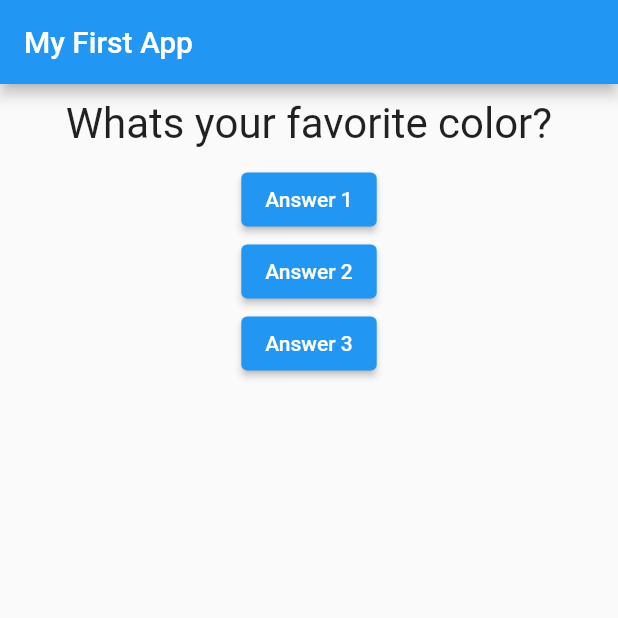
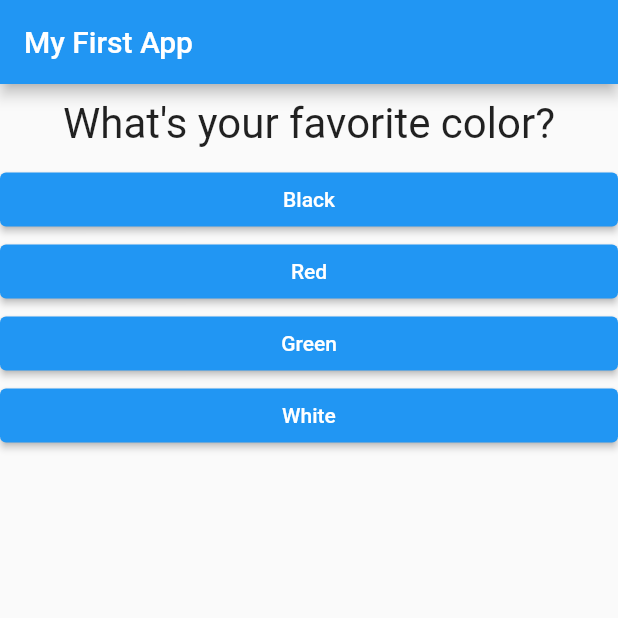
Before and after one commit to alaattinbedir/FlutterGuide, a Flutter app: the screen it shows after launch, on a phone screen of 412 x 824 dp, the top half of it. Run offline on Flutter 3.47's test engine with Material 2 defaults, Android fonts, the phone set to English and light mode, and no system bars.

Commit message:
added answer widget

```diff
--- /dev/null
+++ b/lib/answer.dart
@@ -0,0 +1,21 @@
+import 'package:flutter/material.dart';
+
+class Answer extends StatelessWidget {
+  final Function selectHandler;
+  final String answerText;
+
+  Answer(this.selectHandler, String this.answerText);
+
+  @override
+  Widget build(BuildContext context) {
+    return Container(
+      width: double.infinity,
+      child: ElevatedButton(
+          style: ButtonStyle(
+              foregroundColor: MaterialStateProperty.all(Colors.white),
+              backgroundColor: MaterialStateProperty.all(Colors.blue)),
+          onPressed: selectHandler,
+          child: Text(answerText)),
+    );
+  }
+}
--- a/lib/main.dart
+++ b/lib/main.dart
@@ -1,6 +1,7 @@
 import 'package:flutter/material.dart';
 
 import './question.dart';
+import './answer.dart';
 
 void main() => runApp(MyApp());
 
@@ -23,8 +24,18 @@ class _MyAppState extends State<MyApp> {
   @override
   Widget build(BuildContext context) {
     var questions = [
-      "Whats your favorite color?",
-      "Whats your favorite animal?"
+      {
+        "questionText": "What's your favorite color?",
+        "answers": ["Black", "Red", "Green", "White"]
+      },
+      {
+        "questionText": "What's your favorite animal?",
+        "answers": ["Rabbit", "Snake", "Elephant", "Lion"]
+      },
+      {
+        "questionText": "What's your favorite instructor?",
+        "answers": ["Max", "Joe", "Michale", "Sam"]
+      }
     ];
     return MaterialApp(
       home: Scaffold(
@@ -33,16 +44,11 @@ class _MyAppState extends State<MyApp> {
         ),
         body: Column(
           children: [
-            Question(questions[_questionIndex]),
-            ElevatedButton(onPressed: _answerQuestion, child: Text("Answer 1")),
-            ElevatedButton(
-                onPressed: () => print("Answer 2 chosen"),
-                child: Text("Answer 2")),
-            ElevatedButton(
-                onPressed: () {
-                  print("Answer 3 chosen");
-                },
-                child: Text("Answer 3")),
+            Question(questions[_questionIndex]["questionText"]),
+            ...(questions[_questionIndex]["answers"] as List<String>)
+                .map((answer) {
+              return Answer(_answerQuestion, answer);
+            }).toList()
           ],
         ),
       ),
```
